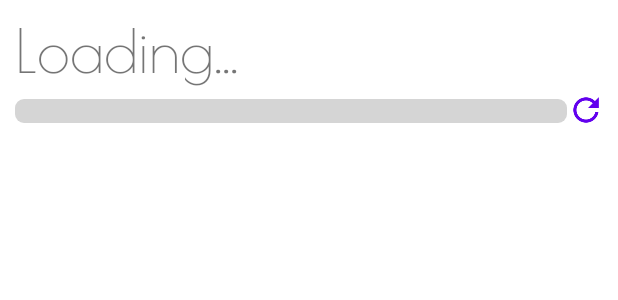
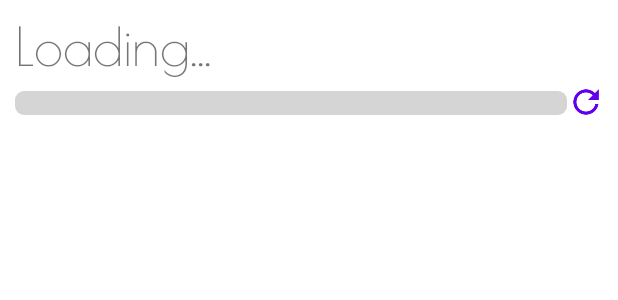
Before and after one commit to H-Zoon/LeftMyTime, an Android app: the layout app_widget.xml on its own in the app's theme, with its tools: preview values and no code run, on a phone screen of 412 x 824 dp. Shown: the top 300 px of the screen. Run offline under Robolectric (Android 15) with nearby library versions, the phone set to English and light mode, and no system bars.

Commit message:
사용자가 추가한 이벤트 화면에 보여줌. 레이아웃 수정

```diff
--- a/app/src/main/java/com/devidea/timeleft/CreateItemActivity.java
+++ b/app/src/main/java/com/devidea/timeleft/CreateItemActivity.java
@@ -20,10 +20,10 @@ public class CreateItemActivity extends AppCompatActivity {
         super.onCreate(savedInstanceState);
         setContentView(R.layout.activity_create_item);
 
-        inputTitle = findViewById(R.id.input_title);
+        inputTitle = findViewById(R.id.input_summery);
         inputDay = findViewById(R.id.input_day);
         explanDay = findViewById(R.id.cal);
-        save = findViewById(R.id.button);
+        save = findViewById(R.id.summit);
 
         save.setOnClickListener(new View.OnClickListener() {
             @Override
--- a/app/src/main/java/com/devidea/timeleft/DatabaseDao.java
+++ b/app/src/main/java/com/devidea/timeleft/DatabaseDao.java
@@ -16,6 +16,9 @@ public interface DatabaseDao {
     @Query("SELECT * FROM EntityItemInfo")
     List<EntityItemInfo> getItem();
 
+    @Query("DELETE FROM EntityItemInfo WHERE id = :ID")
+    void deleteItem(int ID);
+
     @Insert
     void saveWidget(EntityWidgetInfo entityWidgetInfo);
 
--- a/app/src/main/res/drawable/line.xml
+++ b/app/src/main/res/drawable/line.xml
@@ -1,5 +1,13 @@
 <?xml version="1.0" encoding="utf-8"?>
-<shape android:shape="rectangle"
-    xmlns:android="http://schemas.android.com/apk/res/android">
-    <solid android:color="#CCCCCC" />
+<shape xmlns:android="http://schemas.android.com/apk/res/android" android:shape="rectangle">
+    <corners
+        android:radius="25dp"/>
+    <padding
+        android:left="10dp"
+        android:right="10dp"
+        android:top="10dp"
+        android:bottom="10dp"/>
+    <stroke
+        android:width="1dp"
+        android:color="#CCCCCC"/>
 </shape>
--- a/app/src/main/res/layout/activity_create_item.xml
+++ b/app/src/main/res/layout/activity_create_item.xml
@@ -7,7 +7,7 @@
     tools:context=".CreateItemActivity">
 
     <EditText
-        android:id="@+id/input_title"
+        android:id="@+id/input_summery"
         android:layout_width="match_parent"
         android:layout_height="wrap_content"
         android:ems="10"
@@ -27,7 +27,7 @@
         android:text="TextView" />
 
     <Button
-        android:id="@+id/button"
+        android:id="@+id/summit"
         android:layout_width="match_parent"
         android:layout_height="wrap_content"
         android:text="Button" />
--- a/app/src/main/res/layout/app_widget.xml
+++ b/app/src/main/res/layout/app_widget.xml
@@ -2,8 +2,8 @@
     xmlns:tools="http://schemas.android.com/tools"
     android:layout_width="match_parent"
     android:layout_height="wrap_content"
-
-    android:background="?attr/appWidgetBackgroundColor"
+    android:background="@drawable/line"
+    android:backgroundTint="@color/white"
     android:orientation="vertical"
     android:padding="@dimen/widget_margin"
     android:theme="@style/ThemeOverlay.MyApplication.AppWidgetContainer">
@@ -22,9 +22,8 @@
             android:layout_width="match_parent"
             android:layout_height="wrap_content"
             android:layout_marginBottom="3dp"
-            android:fontFamily="@font/poiretone_regular"
             android:text="Loading..."
-            android:textSize="40sp" />
+            android:textSize="35dp" />
 
         <LinearLayout
             android:layout_width="match_parent"
--- a/app/src/main/res/values-night/themes.xml
+++ b/app/src/main/res/values-night/themes.xml
@@ -16,5 +16,6 @@
     <style name="ThemeOverlay.MyApplication.AppWidgetContainer" parent="">
         <item name="appWidgetBackgroundColor">@color/white</item>
         <item name="appWidgetTextColor">@color/black</item>
+        <item name="android:fontFamily">@font/poiretone_regular</item>
     </style>
 </resources>
--- a/app/src/main/res/values/themes.xml
+++ b/app/src/main/res/values/themes.xml
@@ -17,5 +17,6 @@
     <style name="ThemeOverlay.MyApplication.AppWidgetContainer" parent="">
         <item name="appWidgetBackgroundColor">@color/white</item>
         <item name="appWidgetTextColor">@color/black</item>
+        <item name="android:fontFamily">@font/poiretone_regular</item>
     </style>
 </resources>
--- a/app/src/main/res/xml/app_widget_info.xml
+++ b/app/src/main/res/xml/app_widget_info.xml
@@ -1,6 +1,6 @@
 <?xml version="1.0" encoding="utf-8"?>
 <appwidget-provider xmlns:android="http://schemas.android.com/apk/res/android"
-    android:minWidth="250dp"
+    android:minWidth="350dp"
     android:minHeight="45dp"
     android:updatePeriodMillis="0"
     android:previewImage="@drawable/example_appwidget_preview"
@@ -8,6 +8,7 @@
     android:resizeMode="horizontal|vertical"
     android:widgetCategory="home_screen"
     android:initialKeyguardLayout="@layout/app_widget"
-    android:configure="com.devidea.timeleft.AppWidgetConfigure">
+    android:configure="com.devidea.timeleft.AppWidgetConfigure"
+    android:fontFamily="@font/poiretone_regular">
 </appwidget-provider>
     <!--android:updatePeriodMillis="86400000"-->
```
Also changed, not shown: app/src/main/java/com/devidea/timeleft/ItemGenerator.java (+12 -5 lines), app/src/main/java/com/devidea/timeleft/MainActivity.java (+21 -8 lines), app/src/main/res/layout/activity_main.xml (+12 -2 lines), app/src/main/res/layout/item_recyclerview.xml (+6 -8 lines), app/src/main/res/drawable/baseline_refresh_black_18.png (deleted), app/src/main/res/drawable/outline_add_black_48.png (added).
